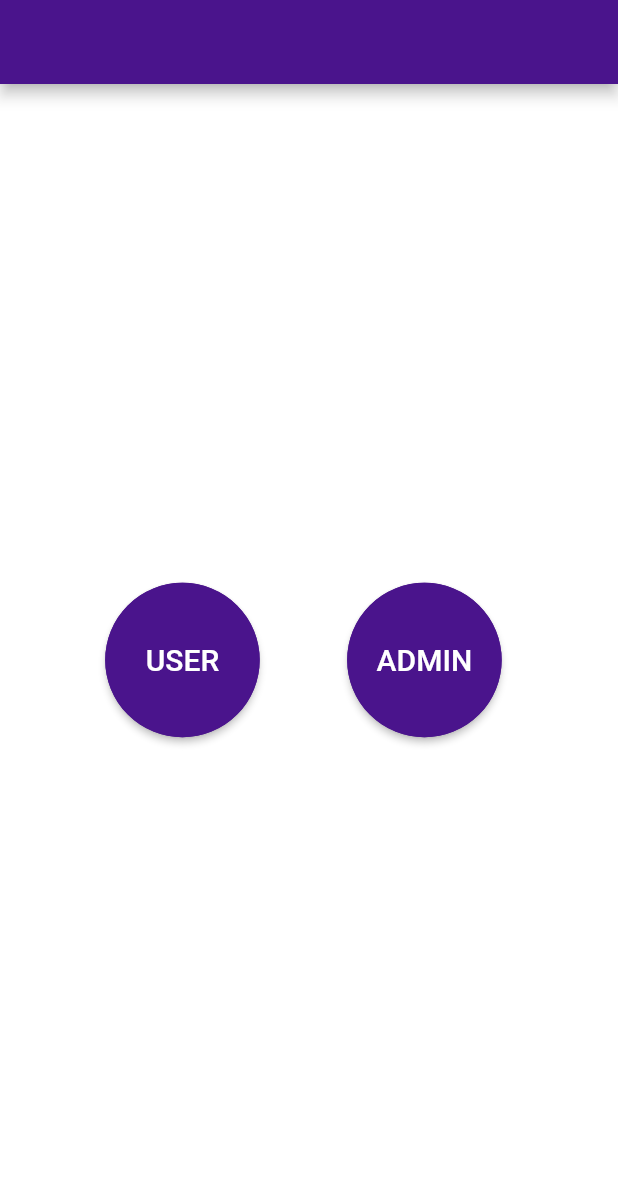
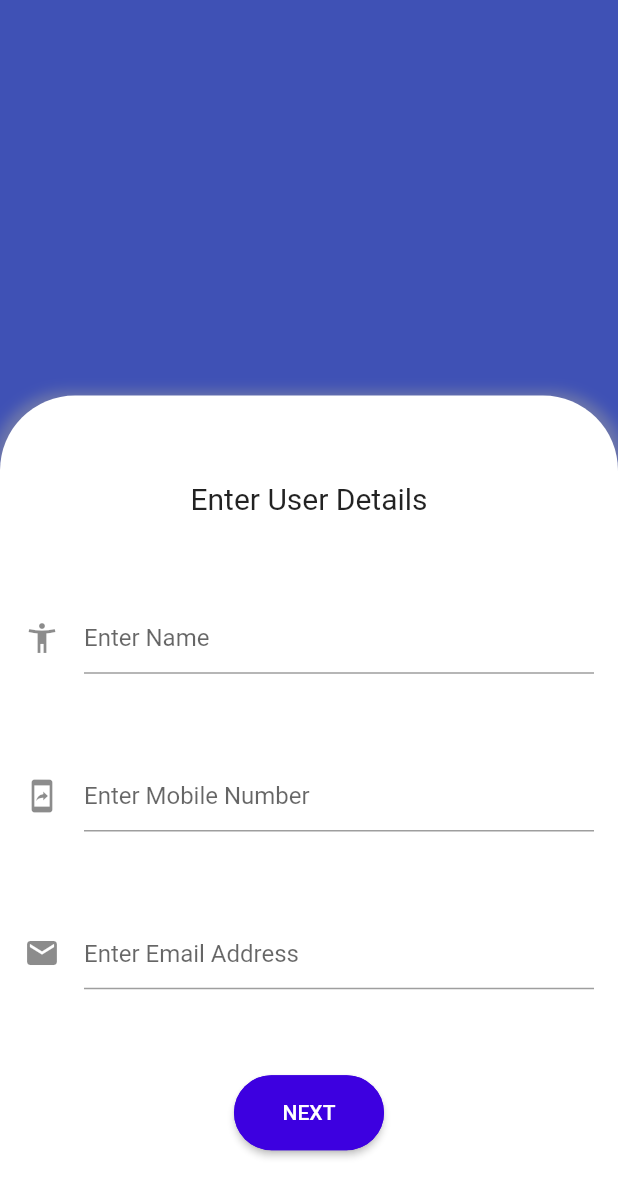
Before and after one commit to DEEP-BLUE-PQT/pqt, a Flutter app: the screen it shows after launch, after a tap on "USER", on a phone screen of 412 x 824 dp. Shown: the top 1197 px of the screen. Run offline on Flutter 3.47's test engine with Material 2 defaults, Android fonts, the phone set to English and light mode, and no system bars; our stand-ins replace animated_splash_screen, email_validator, page_transition; missing offline and left inert: ff_navigation_bar.

Commit message:
1) did all the user and admin part 2) also did bottom BottomNavigation 3) changed name and icon of app

```diff
--- a/lib/dashboard/user_admin_selection.dart
+++ b/lib/dashboard/user_admin_selection.dart
@@ -1,5 +1,7 @@
 import 'package:flutter/cupertino.dart';
 import 'package:flutter/material.dart';
+import 'package:flutter_app_pqt_splash/admin_details/admin_details.dart';
+import 'package:flutter_app_pqt_splash/userDetails/details.dart';
 
 class AdminSel extends StatefulWidget {
   @override
@@ -10,13 +12,19 @@ class _AdminSelState extends State<AdminSel> {
   @override
   Widget build(BuildContext context) {
     return Scaffold(
-      backgroundColor: Colors.white,
-      appBar: AppBar(
-        backgroundColor: Colors.purple[900],
-        // title: Text("widget.title"),
+      backgroundColor: Colors.indigo,
+      body: Center(
+        child: Column(
+          mainAxisAlignment: MainAxisAlignment.center,
+          children: [
+            Text(
+              "Who Are You?",
+              style: TextStyle(fontSize: 30.0, color: Colors.white),
             ),
-      body: Center(
-        child: Row(
+            SizedBox(
+              height: 50.0,
+            ),
+            Row(
               mainAxisAlignment: MainAxisAlignment.center,
               children: <Widget>[
                 Container(
@@ -25,15 +33,20 @@ class _AdminSelState extends State<AdminSel> {
                     height: 50.0,
                     child: RaisedButton(
                       padding: EdgeInsets.all(40.0),
-                  color: Colors.purple[900],
+                      color: Color(0xFF3D00E0),
                       child: Text(
                         'USER',
                         style: TextStyle(color: Colors.white, fontSize: 20.0),
                       ),
-                  onPressed: () {},
+                      onPressed: () {
+                        Navigator.push(
+                          context,
+                          MaterialPageRoute(builder: (context) => Details()),
+                        );
+                      },
                       shape: CircleBorder(
                         side: BorderSide(
-                      color: Colors.purple[900],
+                          color: Color(0xFF3D00E0),
                           width: 5.0,
                         ),
                       ),
@@ -50,15 +63,21 @@ class _AdminSelState extends State<AdminSel> {
                     child: Container(
                       child: RaisedButton(
                         padding: EdgeInsets.all(40.0),
-                    color: Colors.purple[900],
+                        color: Color(0xFF3D00E0),
                         child: Text(
                           'ADMIN',
                           style: TextStyle(color: Colors.white, fontSize: 20.0),
                         ),
-                    onPressed: () {},
+                        onPressed: () {
+                          Navigator.push(
+                            context,
+                            MaterialPageRoute(
+                                builder: (context) => AdminDetails()),
+                          );
+                        },
                         shape: CircleBorder(
                           side: BorderSide(
-                        color: Colors.purple[900],
+                            color: Color(0xFF3D00E0),
                             width: 5.0,
                           ),
                         ),
@@ -68,6 +87,8 @@ class _AdminSelState extends State<AdminSel> {
                 ),
               ],
             ),
+          ],
+        ),
       ),
     );
   }
--- /dev/null
+++ b/lib/dropdown selector/selector.dart
@@ -0,0 +1,39 @@
+import 'package:flutter/material.dart';
+
+class Example extends StatefulWidget {
+  @override
+  State<StatefulWidget> createState() => _ExampleState();
+}
+
+class _ExampleState extends State<Example> {
+//  List<String> _locations = ['Please choose a location', 'A', 'B', 'C', 'D']; // Option 1
+//  String _selectedLocation = 'Please choose a location'; // Option 1
+  List<String> _locations = ['A', 'B', 'C', 'D']; // Option 2
+  String _selectedLocation; // Option 2
+
+  @override
+  Widget build(BuildContext context) {
+    return MaterialApp(
+      home: Scaffold(
+        body: Center(
+          child: DropdownButton(
+            hint:
+                Text('Please choose a location'), // Not necessary for Option 1
+            value: _selectedLocation,
+            onChanged: (newValue) {
+              setState(() {
+                _selectedLocation = newValue;
+              });
+            },
+            items: _locations.map((location) {
+              return DropdownMenuItem(
+                child: new Text(location),
+                value: location,
+              );
+            }).toList(),
+          ),
+        ),
+      ),
+    );
+  }
+}
--- a/lib/splashScreen/splash.dart
+++ b/lib/splashScreen/splash.dart
@@ -21,7 +21,7 @@ class MyApp extends StatelessWidget {
             nextScreen: AdminSel(),
             splashTransition: SplashTransition.slideTransition,
             pageTransitionType: PageTransitionType.fade,
-            backgroundColor: Colors.purple[900]),
+            backgroundColor: Colors.white),
       ),
     );
   }
--- /dev/null
+++ b/lib/testing packages/test.dart
@@ -0,0 +1,43 @@
+import 'package:flutter/material.dart';
+
+void main() {
+  runApp(Example());
+}
+
+class Example extends StatefulWidget {
+  @override
+  State<StatefulWidget> createState() => _ExampleState();
+}
+
+class _ExampleState extends State<Example> {
+//  List<String> _locations = ['Please choose a location', 'A', 'B', 'C', 'D']; // Option 1
+//  String _selectedLocation = 'Please choose a location'; // Option 1
+  List<String> _locations = ['A', 'B', 'C', 'D']; // Option 2
+  String _selectedLocation; // Option 2
+
+  @override
+  Widget build(BuildContext context) {
+    return MaterialApp(
+      home: Scaffold(
+        body: Center(
+          child: DropdownButton(
+            hint:
+                Text('Please choose a location'), // Not necessary for Option 1
+            value: _selectedLocation,
+            onChanged: (newValue) {
+              setState(() {
+                _selectedLocation = newValue;
+              });
+            },
+            items: _locations.map((location) {
+              return DropdownMenuItem(
+                child: new Text(location),
+                value: location,
+              );
+            }).toList(),
+          ),
+        ),
+      ),
+    );
+  }
+}
--- /dev/null
+++ b/lib/userDetails/details.dart
@@ -0,0 +1,134 @@
+import 'package:email_validator/email_validator.dart';
+import 'package:flutter/cupertino.dart';
+import 'package:flutter/material.dart';
+import 'package:flutter_app_pqt_splash/splashScreen/splash.dart';
+
+import 'details2.dart';
+
+class Details extends StatefulWidget {
+  @override
+  _DetailsState createState() => _DetailsState();
+}
+
+class _DetailsState extends State<Details> {
+  @override
+  Widget build(BuildContext context) {
+    return Scaffold(
+      body: Stack(
+        children: [
+          Container(
+            color: Colors.indigo,
+          ),
+          Positioned.fill(
+            child: Align(
+              alignment: Alignment.bottomCenter,
+              child: Container(
+                child: Column(
+                  crossAxisAlignment: CrossAxisAlignment.stretch,
+                  mainAxisAlignment: MainAxisAlignment.spaceEvenly,
+                  children: [
+                    Center(
+                      child: Text(
+                        "Enter User Details",
+                        style: TextStyle(fontSize: 20.0),
+                      ),
+                    ),
+                    Center(
+                      child: Container(
+                        width: 380,
+                        child: TextFormField(
+                          validator: (value) {
+                            if (value.isEmpty) {
+                              return 'Please enter some text';
+                            }
+                            return null;
+                          },
+                          decoration: InputDecoration(
+                              hintText: "Enter Name",
+                              icon: Icon(Icons.accessibility_new_outlined)),
+                        ),
+                      ),
+                    ),
+                    Center(
+                      child: Container(
+                        width: 380,
+                        child: TextFormField(
+                          keyboardType: TextInputType.number,
+                          validator: (value) {
+                            if (value.isEmpty) {
+                              return 'Please enter some text';
+                            }
+                            return null;
+                          },
+                          decoration: InputDecoration(
+                              hintText: "Enter Mobile Number",
+                              icon: Icon(Icons.mobile_screen_share)),
+                        ),
+                      ),
+                    ),
+                    Center(
+                      child: Container(
+                        width: 380,
+                        child: TextFormField(
+                          validator: (value) => EmailValidator.validate(value)
+                              ? null
+                              : "Please enter a valid email",
+                          decoration: InputDecoration(
+                              hintText: "Enter Email Address",
+                              icon: Icon(Icons.email)),
+                        ),
+                      ),
+                    ),
+                    Center(
+                      child: Container(
+                        child: ButtonTheme(
+                          minWidth: 100.0,
+                          height: 50.0,
+                          child: RaisedButton(
+                            color: Color(0xFF3D00E0),
+                            child: Text(
+                              'NEXT',
+                              style: TextStyle(color: Colors.white),
+                            ),
+                            onPressed: () {
+                              Navigator.push(
+                                context,
+                                MaterialPageRoute(
+                                    builder: (context) => Details2()),
+                              );
+                            },
+                            shape: RoundedRectangleBorder(
+                                borderRadius: BorderRadius.circular(30.0),
+                                side: BorderSide(
+                                  color: Color(0xFF3D00E0),
+                                  width: 5.0,
+                                )),
+                          ),
+                        ),
+                      ),
+                    ),
+                  ],
+                ),
+                decoration: BoxDecoration(
+                  boxShadow: [
+                    BoxShadow(
+                      color: Colors.grey.withOpacity(0.5),
+                      spreadRadius: 5,
+                      blurRadius: 7,
+                      offset: Offset(0, 3), // changes position of shadow
+                    ),
+                  ],
+                  color: Colors.white,
+                  borderRadius: BorderRadius.only(
+                      topLeft: Radius.circular(50),
+                      topRight: Radius.circular(50)),
+                ),
+                height: MediaQuery.of(context).size.height * 0.68,
+              ),
+            ),
+          ),
+        ],
+      ),
+    );
+  }
+}
--- a/pubspec.yaml
+++ b/pubspec.yaml
@@ -29,6 +29,12 @@ dependencies:
   # Use with the CupertinoIcons class for iOS style icons.
   cupertino_icons: ^1.0.0
   animated_splash_screen: ^1.0.1+2
+  intro_slider: ^2.3.3
+  ff_navigation_bar: ^0.1.5
+  email_validator: '^1.0.0'
+
+
+
 
 dev_dependencies:
   flutter_test:
```
Also changed, not shown: lib/BottomNavigation/navigation.dart (added, +117 -0 lines), lib/admin_details/admin_details.dart (added, +110 -0 lines), lib/userDetails/details2.dart (added, +144 -0 lines), assets/images/background.jpg (added), assets/images/icon1.png (added), assets/images/icon2.png (added), assets/images/icon3.png (added), assets/images/icon4.png (added), pubspec.lock, 20 other files. Lines whose indentation alone changed are shown as unchanged.
